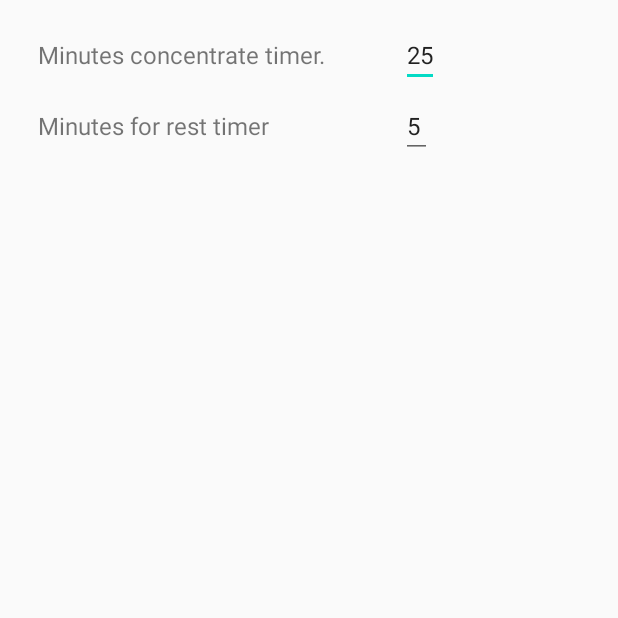
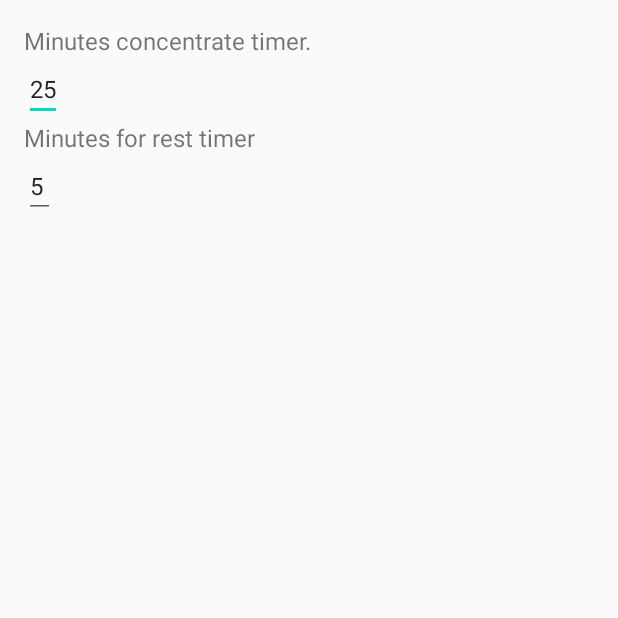
Before and after one commit to Ratiug-99/Pomodoro-Just-Do-It, an Android app: the SettingsActivity screen opened directly, with no data from a screen before it, on a phone screen of 412 x 824 dp, the top half of it. Run offline under Robolectric (Android 15) with nearby library versions, the phone set to English and light mode, and no system bars.

Commit message:
set and get preferences SettingsActivity

```diff
--- a/app/src/main/java/com/ratiug/dev/pomodorojustdoit/SettingsActivity.java
+++ b/app/src/main/java/com/ratiug/dev/pomodorojustdoit/SettingsActivity.java
@@ -2,13 +2,100 @@ package com.ratiug.dev.pomodorojustdoit;
 
 import androidx.appcompat.app.AppCompatActivity;
 
+import android.graphics.Color;
+import android.graphics.PorterDuff;
 import android.os.Bundle;
+import android.text.Editable;
+import android.text.TextWatcher;
+import android.util.Log;
+import android.view.View;
+import android.widget.EditText;
+import android.widget.TextView;
+import android.widget.Toast;
 
 public class SettingsActivity extends AppCompatActivity {
+    private static final String TAG = "DBG | SA" ;
+
+ //   private int mMinutesForConcentrate,mMinutesForRest;
+    private EditText etMinutesForWork, etMinutesForRest;
+    private TextView errorWorkMinutes,errorRestMinutes;
 
     @Override
     protected void onCreate(Bundle savedInstanceState) {
         super.onCreate(savedInstanceState);
         setContentView(R.layout.activity_settings);
+        final SharedPreferencesHelper sph = new SharedPreferencesHelper(this);
+
+        etMinutesForWork = findViewById(R.id.et_minutes_concentrate_timer);
+        etMinutesForRest = findViewById(R.id.et_minutes_rest_timer);
+        etMinutesForWork.setText(sph.getMinutesConcentrate());
+        etMinutesForRest.setText(sph.getMinutesRst());
+        if (sph.getMinutesConcentrate().isEmpty() || sph.getMinutesRst().isEmpty()){
+            Log.d(TAG, "onCreate: ");
+        }
+        else {
+            Log.d(TAG, "onCreate: noempty");
+        }
+        errorRestMinutes = findViewById(R.id.tv_error_minutes_rest);
+        errorWorkMinutes = findViewById(R.id.tv_error_minutes_concentrate);
+
+        etMinutesForWork.addTextChangedListener(new TextWatcher() {
+            @Override
+            public void beforeTextChanged(CharSequence charSequence, int i, int i1, int i2) {
+
+            }
+
+            @Override
+            public void onTextChanged(CharSequence charSequence, int i, int i1, int i2) {
+
+            }
+
+            @Override
+            public void afterTextChanged(Editable editable) {
+                if(isValidateValue(editable, etMinutesForWork, errorWorkMinutes))
+                {
+                    sph.setMinutesConcentrate(editable.toString());
+                }
+            }
+        });
+        etMinutesForRest.addTextChangedListener(new TextWatcher() {
+            @Override
+            public void beforeTextChanged(CharSequence charSequence, int i, int i1, int i2) {
+
+            }
+
+            @Override
+            public void onTextChanged(CharSequence charSequence, int i, int i1, int i2) {
+
+            }
+
+            @Override
+            public void afterTextChanged(Editable editable) {
+                if(isValidateValue(editable,etMinutesForRest,errorRestMinutes));
+                    sph.setMinutesRest(editable.toString());
+            }
+        });
+    }
+
+    private Boolean isValidateValue(Editable editable, EditText editText, TextView tvError) {
+        String regexStr = "^[0-9]*$";
+        Boolean bool = false;
+        if (editable.toString().isEmpty() ||
+                editable.length() > 2 ||
+                !editText.getText().toString().trim().matches(regexStr) ||
+                Integer.parseInt(editable.toString()) < 5 ||
+                Integer.parseInt(editable.toString()) > 60) {
+            tvError.setText("Enter Minutes from 5 to 60"); //todo write correct text error
+            tvError.setVisibility(View.VISIBLE);
+            editText.getBackground().setColorFilter(Color.RED, PorterDuff.Mode.SRC_ATOP);
+            bool  = false;
+            Log.d(TAG, "isValidateValue: false");
+        } else {
+            editText.getBackground().setColorFilter(Color.BLACK, PorterDuff.Mode.SRC_ATOP);
+            tvError.setVisibility(View.GONE);
+            bool = true;
+            Log.d(TAG, "isValidateValue: true");
+        }
+        return bool;
     }
 }
--- a/app/src/main/res/layout/activity_settings.xml
+++ b/app/src/main/res/layout/activity_settings.xml
@@ -1,51 +1,62 @@
 <?xml version="1.0" encoding="utf-8"?>
-<androidx.constraintlayout.widget.ConstraintLayout xmlns:android="http://schemas.android.com/apk/res/android"
+<LinearLayout xmlns:android="http://schemas.android.com/apk/res/android"
     xmlns:app="http://schemas.android.com/apk/res-auto"
     xmlns:tools="http://schemas.android.com/tools"
     android:layout_width="match_parent"
     android:layout_height="match_parent"
-    tools:context=".SettingsActivity">
+    android:orientation="vertical"
+    tools:context=".SettingsActivity"
+    android:layout_margin="16dp">
 
     <TextView
         android:id="@+id/tv_minutes_concentrate_timer"
         android:layout_width="wrap_content"
         android:layout_height="wrap_content"
         android:textSize="16sp"
-        android:text="@string/minutes_concentrate_timer"
-        app:layout_constraintTop_toTopOf="parent"
-        app:layout_constraintStart_toStartOf="parent"
-        android:layout_margin="25dp"/>
+        android:text="@string/minutes_concentrate_timer" />
+
     <TextView
-        android:id="@+id/tv_minutes_rest_timer"
+        android:id="@+id/tv_error_minutes_concentrate"
         android:layout_width="wrap_content"
         android:layout_height="wrap_content"
-        android:textSize="16sp"
-        android:text="@string/minutes_rest_timer"
-        app:layout_constraintTop_toBottomOf="@id/tv_minutes_concentrate_timer"
-        app:layout_constraintStart_toStartOf="parent"
-        android:layout_margin="25dp"/>
+        android:visibility="gone"
+        android:textColor="@color/red"
+        tools:text="error"/>
 
     <EditText
         android:id="@+id/et_minutes_concentrate_timer"
         android:layout_width="wrap_content"
         android:layout_height="wrap_content"
         android:textSize="16sp"
-        app:layout_constraintStart_toEndOf="@id/tv_minutes_concentrate_timer"
-        app:layout_constraintBottom_toBottomOf="@id/tv_minutes_concentrate_timer"
-        app:layout_constraintTop_toTopOf="@id/tv_minutes_concentrate_timer"
-        android:layout_marginStart="50dp"
+        android:inputType="number"
+        android:longClickable="false"
+        android:maxLength="2"
         android:text="@string/_25"/>
+
+
+    <TextView
+        android:id="@+id/tv_minutes_rest_timer"
+        android:layout_width="wrap_content"
+        android:layout_height="wrap_content"
+        android:textSize="16sp"
+        android:text="@string/minutes_rest_timer" />
+    <TextView
+        android:id="@+id/tv_error_minutes_rest"
+        android:layout_width="wrap_content"
+        android:layout_height="wrap_content"
+        android:visibility="gone"
+        android:textColor="@color/red"
+        tools:text="error"/>
 
     <EditText
         android:id="@+id/et_minutes_rest_timer"
         android:layout_width="wrap_content"
         android:layout_height="wrap_content"
         android:textSize="16sp"
-        app:layout_constraintStart_toEndOf="@id/tv_minutes_concentrate_timer"
-        app:layout_constraintBottom_toBottomOf="@id/tv_minutes_rest_timer"
-        app:layout_constraintTop_toTopOf="@id/tv_minutes_rest_timer"
-        android:layout_marginStart="50dp"
+        android:maxLength="2"
+        android:longClickable="false"
+        android:inputType="number"
         android:text="@string/_5"/>
 
 
-</androidx.constraintlayout.widget.ConstraintLayout>
+</LinearLayout>
--- a/app/src/main/res/values/colors.xml
+++ b/app/src/main/res/values/colors.xml
@@ -6,4 +6,5 @@
     //My colors
     <color name="black">#000000</color>
     <color name="white">#FFFF</color>
+    <color name="red">#ff3333</color>
 </resources>
```
